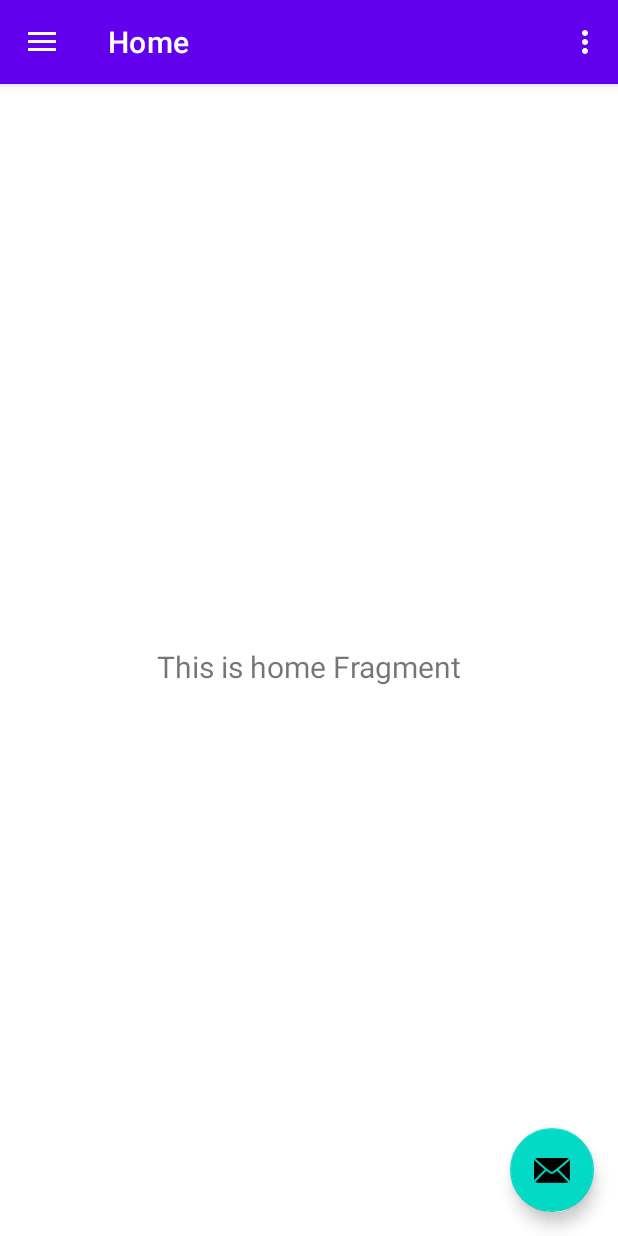
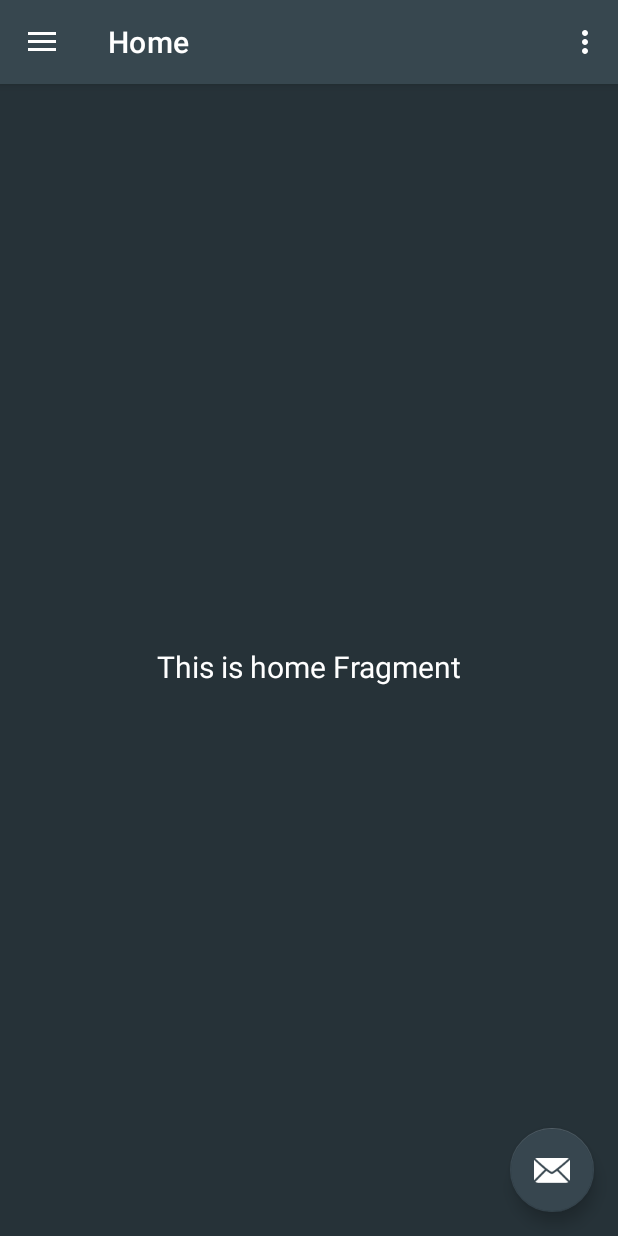
Before and after one commit to goomii321/DailyNASA, an Android app: the screen it shows after launch (MainActivity), on a phone screen of 412 x 824 dp. Run offline under Robolectric (Android 15) with nearby library versions, the phone set to English and light mode, and no system bars; our stand-ins replace Dagger/Hilt's generated code, navigation-ui.

Commit message:
gradle 和 theme 建置

```diff
--- a/app/src/main/AndroidManifest.xml
+++ b/app/src/main/AndroidManifest.xml
@@ -4,6 +4,7 @@
     package="com.linda.dailynasa">
 
     <application
+        android:name=".DailyNASAApp"
         android:allowBackup="true"
         android:dataExtractionRules="@xml/data_extraction_rules"
         android:fullBackupContent="@xml/backup_rules"
@@ -14,7 +15,7 @@
         android:theme="@style/Theme.DailyNASA"
         tools:targetApi="31">
         <activity
-            android:name="com.linda.dailynasa.MainActivity"
+            android:name="com.linda.dailynasa.ui.MainActivity"
             android:exported="true"
             android:label="@string/app_name"
             android:theme="@style/Theme.DailyNASA.NoActionBar">
--- /dev/null
+++ b/app/src/main/java/com/linda/dailynasa/DailyNASAApp.kt
@@ -0,0 +1,18 @@
+package com.linda.dailynasa
+
+import android.app.Application
+import dagger.hilt.android.HiltAndroidApp
+import kotlin.properties.Delegates
+
+@HiltAndroidApp
+class DailyNASAApp:Application() {
+
+    companion object {
+        var instance: DailyNASAApp by Delegates.notNull()
+    }
+
+    override fun onCreate() {
+        super.onCreate()
+        instance = this
+    }
+}
--- a/app/src/main/res/layout/app_bar_main.xml
+++ b/app/src/main/res/layout/app_bar_main.xml
@@ -4,7 +4,7 @@
     xmlns:tools="http://schemas.android.com/tools"
     android:layout_width="match_parent"
     android:layout_height="match_parent"
-    tools:context=".MainActivity">
+    tools:context=".ui.MainActivity">
 
     <com.google.android.material.appbar.AppBarLayout
         android:layout_width="match_parent"
--- a/app/src/main/res/values-night/themes.xml
+++ b/app/src/main/res/values-night/themes.xml
@@ -2,15 +2,18 @@
     <!-- Base application theme. -->
     <style name="Theme.DailyNASA" parent="Theme.MaterialComponents.DayNight.DarkActionBar">
         <!-- Primary brand color. -->
-        <item name="colorPrimary">@color/purple_200</item>
-        <item name="colorPrimaryVariant">@color/purple_700</item>
-        <item name="colorOnPrimary">@color/black</item>
+        <item name="colorPrimary">@color/primaryColor</item>
+        <item name="colorPrimaryVariant">@color/primaryLightColor</item>
+        <item name="colorOnPrimary">@color/white</item>
         <!-- Secondary brand color. -->
-        <item name="colorSecondary">@color/teal_200</item>
-        <item name="colorSecondaryVariant">@color/teal_200</item>
-        <item name="colorOnSecondary">@color/black</item>
+        <item name="colorSecondary">@color/secondaryColor</item>
+        <item name="colorSecondaryVariant">@color/secondaryLightColor</item>
+        <!-- icon color -->
+        <item name="colorOnSecondary">@color/white</item>
+        <item name="android:textColor">@color/secondaryTextColor</item>
         <!-- Status bar color. -->
         <item name="android:statusBarColor" tools:targetApi="l">?attr/colorPrimaryVariant</item>
         <!-- Customize your theme here. -->
+        <item name="android:windowBackground">@color/backgroundColor</item>
     </style>
 </resources>
--- a/app/src/main/res/values/colors.xml
+++ b/app/src/main/res/values/colors.xml
@@ -1,5 +1,20 @@
 <?xml version="1.0" encoding="utf-8"?>
 <resources>
+    <color name="primaryColor">#37474f</color>
+    <color name="primaryLightColor">#62727b</color>
+    <color name="primaryDarkColor">#102027</color>
+    <color name="primaryTextColor">#ffffff</color>
+    <color name="backgroundColor">#263238</color>
+
+    <color name="secondaryColor">#37464f</color>
+    <color name="secondaryLightColor">#62717b</color>
+    <color name="secondaryDarkColor">#101f27</color>
+
+    <color name="gray_263238">#263238</color>
+    <color name="gray_4f5b62">#4f5b62</color>
+    <color name="black_000a12">#000a12</color>
+    <color name="secondaryTextColor">#ffffff</color>
+
     <color name="purple_200">#FFBB86FC</color>
     <color name="purple_500">#FF6200EE</color>
     <color name="purple_700">#FF3700B3</color>
--- a/app/src/main/res/values/themes.xml
+++ b/app/src/main/res/values/themes.xml
@@ -2,16 +2,19 @@
     <!-- Base application theme. -->
     <style name="Theme.DailyNASA" parent="Theme.MaterialComponents.DayNight.DarkActionBar">
         <!-- Primary brand color. -->
-        <item name="colorPrimary">@color/purple_500</item>
-        <item name="colorPrimaryVariant">@color/purple_700</item>
+        <item name="colorPrimary">@color/primaryColor</item>
+        <item name="colorPrimaryVariant">@color/primaryLightColor</item>
         <item name="colorOnPrimary">@color/white</item>
         <!-- Secondary brand color. -->
-        <item name="colorSecondary">@color/teal_200</item>
-        <item name="colorSecondaryVariant">@color/teal_700</item>
-        <item name="colorOnSecondary">@color/black</item>
+        <item name="colorSecondary">@color/secondaryColor</item>
+        <item name="colorSecondaryVariant">@color/secondaryLightColor</item>
+        <!-- icon color -->
+        <item name="colorOnSecondary">@color/white</item>
+        <item name="android:textColor">@color/secondaryTextColor</item>
         <!-- Status bar color. -->
         <item name="android:statusBarColor" tools:targetApi="l">?attr/colorPrimaryVariant</item>
         <!-- Customize your theme here. -->
+        <item name="android:windowBackground">@color/backgroundColor</item>
     </style>
 
     <style name="Theme.DailyNASA.NoActionBar">
```
Also changed, not shown: app/build.gradle (+44 -1 lines), app/src/main/java/com/linda/dailynasa/ui/MainActivity.kt (renamed from app/src/main/java/com/linda/dailynasa/MainActivity.kt, +6 -5 lines), build.gradle (+19 -5 lines).
